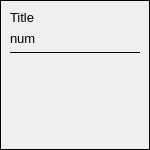
Before: the Qt Designer form qplayer.ui in Technohamster-py/dm-assist, drawn with Qt 5.
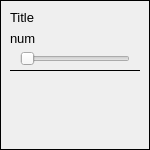
After: the same form once the commit is applied. Icons and pictures are not drawn.

Commit message: Добавлены слайдеры громкости в главном окне и в виджете плеера

What changed in the file:
```diff
--- a/qplayer.ui
+++ b/qplayer.ui
@@ -139,6 +139,37 @@
         </item>
        </layout>
       </item>
+      <item>
+       <layout class="QHBoxLayout" name="volumeLayout">
+        <item>
+         <widget class="QLabel" name="label_2">
+          <property name="text">
+           <string/>
+          </property>
+          <property name="pixmap">
+           <pixmap resource="static/app_resources.qrc">:/player/Volume-1.svg</pixmap>
+          </property>
+         </widget>
+        </item>
+        <item>
+         <widget class="QSlider" name="volumeSlider">
+          <property name="orientation">
+           <enum>Qt::Horizontal</enum>
+          </property>
+         </widget>
+        </item>
+        <item>
+         <widget class="QLabel" name="label">
+          <property name="text">
+           <string/>
+          </property>
+          <property name="pixmap">
+           <pixmap resource="static/app_resources.qrc">:/player/Volume-2.svg</pixmap>
+          </property>
+         </widget>
+        </item>
+       </layout>
+      </item>
       <item>
        <widget class="Line" name="line">
         <property name="frameShadow">
```
The commit also changes 4 other files.
